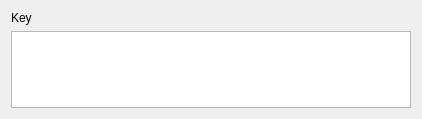
lesca-research/piccel, file resources/item_text_multi_line.ui: the form before one commit.
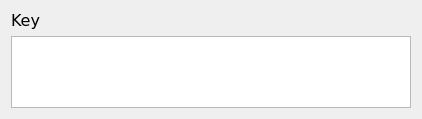
The form after the commit. Custom widgets are drawn as their Qt base class.

Diff of the .ui file:
```diff
--- a/resources/item_text_multi_line.ui
+++ b/resources/item_text_multi_line.ui
@@ -6,7 +6,7 @@
    <rect>
     <x>0</x>
     <y>0</y>
-    <width>400</width>
+    <width>418</width>
     <height>119</height>
    </rect>
   </property>
@@ -22,6 +22,12 @@
        <verstretch>0</verstretch>
       </sizepolicy>
      </property>
+     <property name="font">
+      <font>
+       <family>Verdana</family>
+       <pointsize>12</pointsize>
+      </font>
+     </property>
      <property name="text">
       <string>Key</string>
      </property>
@@ -35,6 +41,12 @@
        <height>0</height>
       </size>
      </property>
+     <property name="font">
+      <font>
+       <family>Verdana</family>
+       <pointsize>12</pointsize>
+      </font>
+     </property>
     </widget>
    </item>
   </layout>
```
